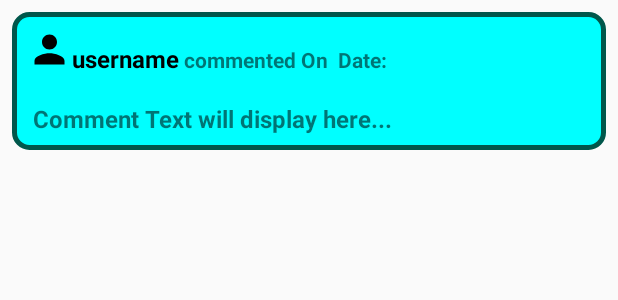
After one commit to weianchan/GiveMeYourHand, an Android app: the layout comment_post.xml on its own in the app's theme, with its tools: preview values and no code run, on a phone screen of 412 x 824 dp. The commit adds this screen. Shown: the top 300 px of the screen. Run offline under Robolectric (Android 15) with nearby library versions, the phone set to English and light mode, and no system bars.

Commit message:
Done Comment of the posts

```diff
--- a/app/src/main/java/student/assignment/taruc/givemeyourhand/MainActivity.java
+++ b/app/src/main/java/student/assignment/taruc/givemeyourhand/MainActivity.java
@@ -96,7 +96,6 @@ public class MainActivity extends AppCompatActivity
         updateUI();
         loadingBar.setVisibility(View.GONE);
         getWindow().clearFlags(WindowManager.LayoutParams.FLAG_NOT_TOUCHABLE);
-        fragmentManager.beginTransaction().replace(R.id.main_fragment_container, new ListFragment()).commit();
     }
 
     private void updateUI() {
--- a/app/src/main/res/drawable/border.xml
+++ b/app/src/main/res/drawable/border.xml
@@ -1,12 +1,8 @@
 <?xml version="1.0" encoding="utf-8"?>
-<layer-list xmlns:android="http://schemas.android.com/apk/res/android">
-
-    <item android:top="1dp" android:bottom="1dp">
-        <shape
-            android:shape="rectangle">
-            <stroke android:width="1dp" android:color="@color/blue" />
-            <solid android:color="@color/blue" />
-        </shape>
-    </item>
-
-</layer-list>
+<shape xmlns:android="http://schemas.android.com/apk/res/android">
+    <solid android:color="@color/cyan"/>
+    <stroke android:width="3dp"
+        android:color="@color/colorPrimaryDark"/>
+    <corners
+        android:radius="10dp"/>
+</shape>
--- /dev/null
+++ b/app/src/main/res/layout/comment_post.xml
@@ -0,0 +1,72 @@
+<?xml version="1.0" encoding="utf-8"?>
+<RelativeLayout xmlns:android="http://schemas.android.com/apk/res/android"
+    android:layout_width="match_parent"
+    android:layout_height="wrap_content">
+
+    <LinearLayout
+        android:layout_width="match_parent"
+        android:layout_height="wrap_content"
+        android:orientation="vertical"
+        android:layout_margin="8dp"
+        android:background="@drawable/border">
+
+        <LinearLayout
+            android:layout_width="match_parent"
+            android:layout_height="wrap_content"
+            android:orientation="horizontal"
+            android:layout_margin="10dp">
+            <ImageView
+                android:layout_width="30dp"
+                android:layout_height="30dp"
+                android:id="@+id/profile_pic"
+                android:background="@drawable/ic_person_black_24dp"/>
+
+            <TextView
+                android:id="@+id/comment_username"
+                android:layout_width="wrap_content"
+                android:layout_height="match_parent"
+                android:text="username"
+                android:textColor="@color/black"
+                android:textSize="16sp"
+                android:textStyle="bold"
+                android:layout_marginTop="10dp"/>
+
+            <TextView
+                android:id="@+id/simple_text"
+                android:text=" commented On "
+                android:textSize="14sp"
+                android:textStyle="bold"
+                android:layout_width="wrap_content"
+                android:layout_height="wrap_content"
+                android:layout_marginTop="10dp"/>
+
+            <TextView
+                android:id="@+id/comment_date"
+                android:text=" Date: "
+                android:textSize="14sp"
+                android:textStyle="bold"
+                android:layout_width="wrap_content"
+                android:layout_height="wrap_content"
+                android:layout_marginTop="10dp"/>
+
+        </LinearLayout>
+
+        <LinearLayout
+            android:layout_width="match_parent"
+            android:layout_height="wrap_content"
+            android:orientation="vertical"
+            android:layout_margin="10dp">
+
+            <TextView
+                android:id="@+id/comment_txt"
+                android:text=" Comment Text will display here... "
+                android:textSize="16sp"
+                android:textStyle="bold"
+                android:layout_width="wrap_content"
+                android:layout_height="wrap_content" />
+
+        </LinearLayout>
+
+    </LinearLayout>
+
+</RelativeLayout>
--- a/app/src/main/res/values/strings.xml
+++ b/app/src/main/res/values/strings.xml
@@ -39,4 +39,5 @@
     <string name="update_profile">Update Profile</string>
     <string name="update_information">Update Information</string>
     <string name="change_password">Change Password</string>
+    <string name="comment_of_the_post">Comment of The Post</string>
 </resources>
```
Also changed, not shown: app/src/main/AndroidManifest.xml (+9 -0 lines), app/src/main/java/student/assignment/taruc/givemeyourhand/Comment.java (added, +62 -0 lines), app/src/main/java/student/assignment/taruc/givemeyourhand/ListFragment.java (+30 -17 lines), app/src/main/java/student/assignment/taruc/givemeyourhand/OurData.java (+12 -5 lines), app/src/main/res/drawable/ic_like_24dp.xml (added, +9 -0 lines), app/src/main/res/layout/fragment_list.xml (+3 -5 lines), app/src/main/res/layout/item_fragment.xml (deleted, +0 -10 lines), app/src/main/res/layout/list_comment.xml (added, +22 -0 lines), app/src/main/res/layout/list_detail.xml (+44 -25 lines).
